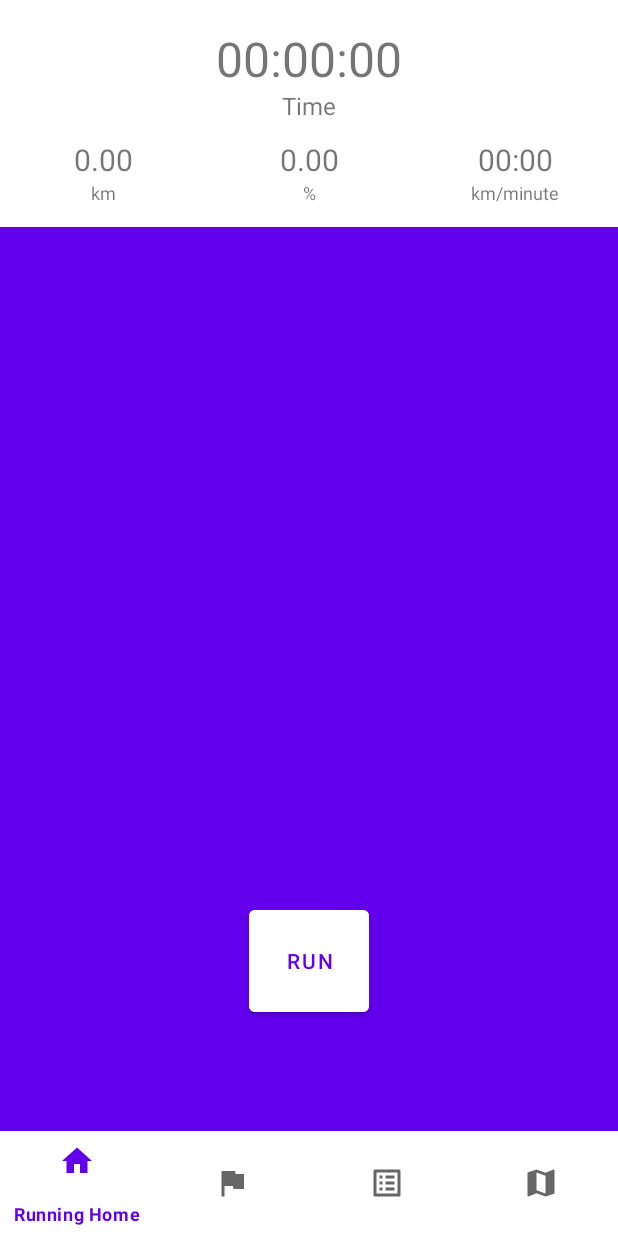
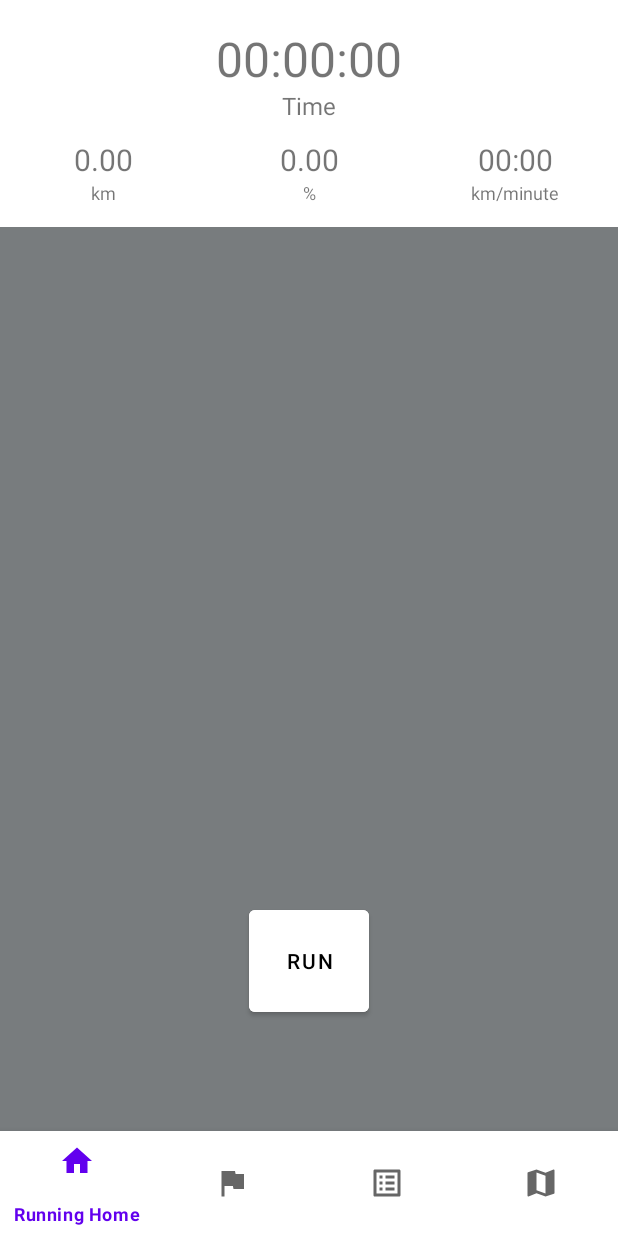
Before and after one commit to SWE3028-TeamC/IsRun, an Android app: the screen it shows after launch (MainActivity), on a phone screen of 412 x 824 dp. Run offline under Robolectric (Android 15) with nearby library versions, the phone set to English and light mode, and no system bars; our stand-ins replace navigation-ui.

Commit message:
Chore: Change Running Home & Achievement background color

```diff
--- a/app/src/main/res/layout/item_achievement.xml
+++ b/app/src/main/res/layout/item_achievement.xml
@@ -2,6 +2,7 @@
 <LinearLayout xmlns:android="http://schemas.android.com/apk/res/android"
     xmlns:app="http://schemas.android.com/apk/res-auto"
     xmlns:tools="http://schemas.android.com/tools"
+    android:background="@color/white"
     android:orientation="horizontal"
     android:gravity="center_vertical"
     android:layout_width="match_parent"
--- a/app/src/main/res/layout/running_achievement_fragment.xml
+++ b/app/src/main/res/layout/running_achievement_fragment.xml
@@ -89,6 +89,7 @@
         android:id="@+id/achievement_list"
         android:layout_width="match_parent"
         android:layout_height="0dp"
+        android:background="@color/gray"
         app:layout_constraintTop_toBottomOf="@+id/container_achieve_overall"
         app:layout_constraintBottom_toBottomOf="parent"
         app:layout_constraintStart_toStartOf="parent"/>
--- a/app/src/main/res/layout/running_home_fragment.xml
+++ b/app/src/main/res/layout/running_home_fragment.xml
@@ -22,10 +22,10 @@
             android:layout_marginTop="17dp"
 
             android:text="00:00:00"
-            android:textSize="32dp"
+            android:textSize="32sp"
             app:layout_constraintEnd_toEndOf="@+id/runStatus"
             app:layout_constraintStart_toStartOf="@+id/runStatus"
-            app:layout_constraintTop_toTopOf="@+id/runStatus"></TextView>
+            app:layout_constraintTop_toTopOf="@+id/runStatus"/>
 
         <TextView
             style="@style/centerText"
@@ -33,11 +33,11 @@
             android:layout_height="20.8dp"
 
             android:text="Time"
-            android:textSize="16dp"
+            android:textSize="16sp"
 
             app:layout_constraintEnd_toEndOf="@+id/runStatus"
             app:layout_constraintStart_toStartOf="@+id/runStatus"
-            app:layout_constraintTop_toBottomOf="@+id/runTime"></TextView>
+            app:layout_constraintTop_toBottomOf="@+id/runTime"/>
 
         <TextView
             android:id="@+id/runDistance"
@@ -46,10 +46,10 @@
             android:layout_height="wrap_content"
 
             android:text="0.00"
-            android:textSize="20dp"
+            android:textSize="20sp"
             app:layout_constraintEnd_toStartOf="@+id/runPercentage"
             app:layout_constraintStart_toStartOf="@+id/runStatus"
-            app:layout_constraintTop_toBottomOf="@+id/guideline_attributes"></TextView>
+            app:layout_constraintTop_toBottomOf="@+id/guideline_attributes"/>
 
         <TextView
             android:id="@+id/runPercentage"
@@ -58,10 +58,10 @@
             android:layout_height="wrap_content"
 
             android:text="0.00"
-            android:textSize="20dp"
+            android:textSize="20sp"
             app:layout_constraintEnd_toStartOf="@+id/runVelocity"
             app:layout_constraintStart_toEndOf="@+id/runDistance"
-            app:layout_constraintTop_toBottomOf="@+id/guideline_attributes"></TextView>
+            app:layout_constraintTop_toBottomOf="@+id/guideline_attributes"/>
 
         <TextView
             android:id="@+id/runVelocity"
@@ -70,10 +70,10 @@
             android:layout_height="wrap_content"
 
             android:text="00:00"
-            android:textSize="20dp"
+            android:textSize="20sp"
             app:layout_constraintEnd_toEndOf="@+id/runStatus"
             app:layout_constraintStart_toEndOf="@+id/runPercentage"
-            app:layout_constraintTop_toBottomOf="@+id/guideline_attributes"></TextView>
+            app:layout_constraintTop_toBottomOf="@+id/guideline_attributes"/>
 
         <TextView
             android:id="@+id/km"
@@ -82,10 +82,10 @@
             android:layout_height="wrap_content"
 
             android:text="km"
-            android:textSize="12dp"
+            android:textSize="12sp"
             app:layout_constraintEnd_toStartOf="@+id/percent"
             app:layout_constraintStart_toStartOf="@+id/runStatus"
-            app:layout_constraintTop_toBottomOf="@+id/runDistance"></TextView>
+            app:layout_constraintTop_toBottomOf="@+id/runDistance"/>
 
         <TextView
             android:id="@+id/percent"
@@ -94,10 +94,10 @@
             android:layout_height="wrap_content"
 
             android:text="%"
-            android:textSize="12dp"
+            android:textSize="12sp"
             app:layout_constraintEnd_toStartOf="@+id/km_per_min"
             app:layout_constraintStart_toEndOf="@+id/km"
-            app:layout_constraintTop_toBottomOf="@+id/runPercentage"></TextView>
+            app:layout_constraintTop_toBottomOf="@+id/runPercentage"/>
 
         <TextView
             android:id="@+id/km_per_min"
@@ -106,10 +106,10 @@
             android:layout_height="wrap_content"
 
             android:text="km/minute"
-            android:textSize="12dp"
+            android:textSize="12sp"
             app:layout_constraintEnd_toEndOf="@+id/runStatus"
             app:layout_constraintStart_toEndOf="@+id/percent"
-            app:layout_constraintTop_toBottomOf="@+id/runVelocity"></TextView>
+            app:layout_constraintTop_toBottomOf="@+id/runVelocity"/>
 
         <androidx.constraintlayout.widget.Guideline
             android:id="@+id/guideline_attributes"
@@ -125,7 +125,7 @@
         android:id="@+id/mapView"
         android:layout_width="match_parent"
         android:layout_height="0dp"
-        android:background="@color/purple_500"
+        android:background="@color/gray"
         app:layout_constraintBottom_toBottomOf="parent"
         app:layout_constraintTop_toBottomOf="@+id/runStatus">
         <!--    Map View    -->
@@ -133,14 +133,15 @@
 
     <Button
         android:id="@+id/run"
+        android:padding="0dp"
         android:layout_width="80dp"
         android:layout_height="80dp"
         android:text="run"
         android:backgroundTint="@color/white"
-        android:textColor="@color/purple_500"
+        android:textColor="@color/black"
         app:layout_constraintBottom_toBottomOf="parent"
         app:layout_constraintEnd_toEndOf="parent"
         app:layout_constraintStart_toStartOf="parent"
-        android:layout_marginBottom="143dp"></Button>
+        android:layout_marginBottom="143dp"/>
 
 </androidx.constraintlayout.widget.ConstraintLayout>
--- a/app/src/main/res/values/colors.xml
+++ b/app/src/main/res/values/colors.xml
@@ -7,4 +7,7 @@
     <color name="teal_700">#FF018786</color>
     <color name="black">#FF000000</color>
     <color name="white">#FFFFFFFF</color>
+    <color name="gray">#FF787C7E</color>
+    <color name="green">#FF99F691</color>
+    <color name="yellow">#FFFFE46F</color>
 </resources>
```
